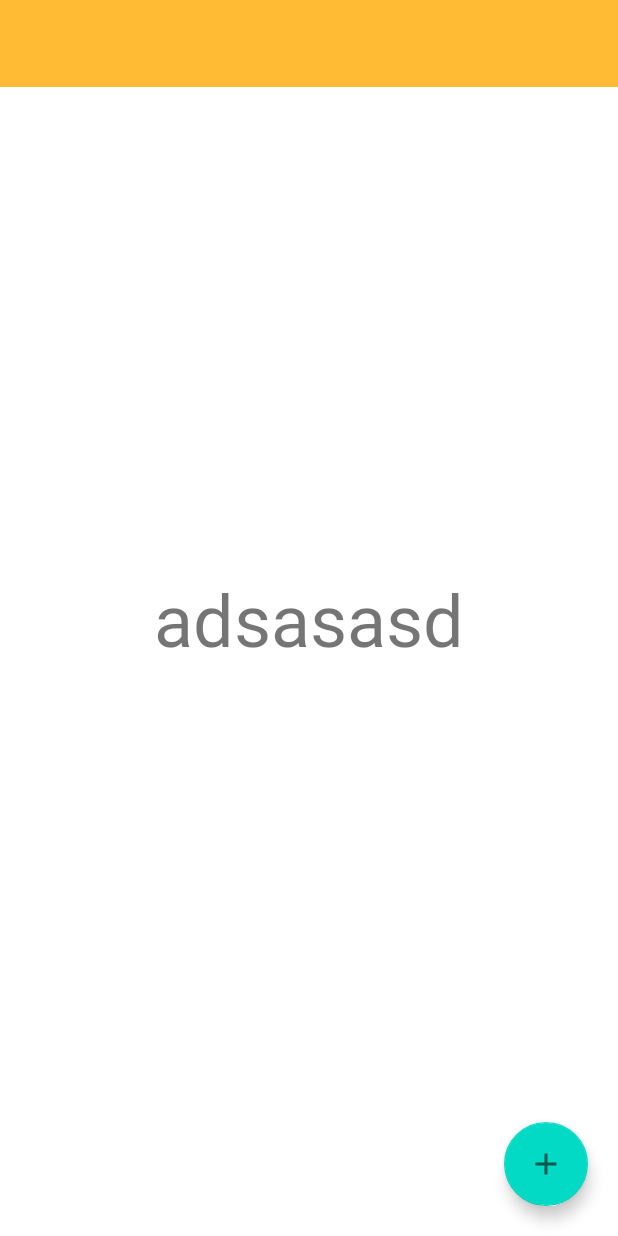
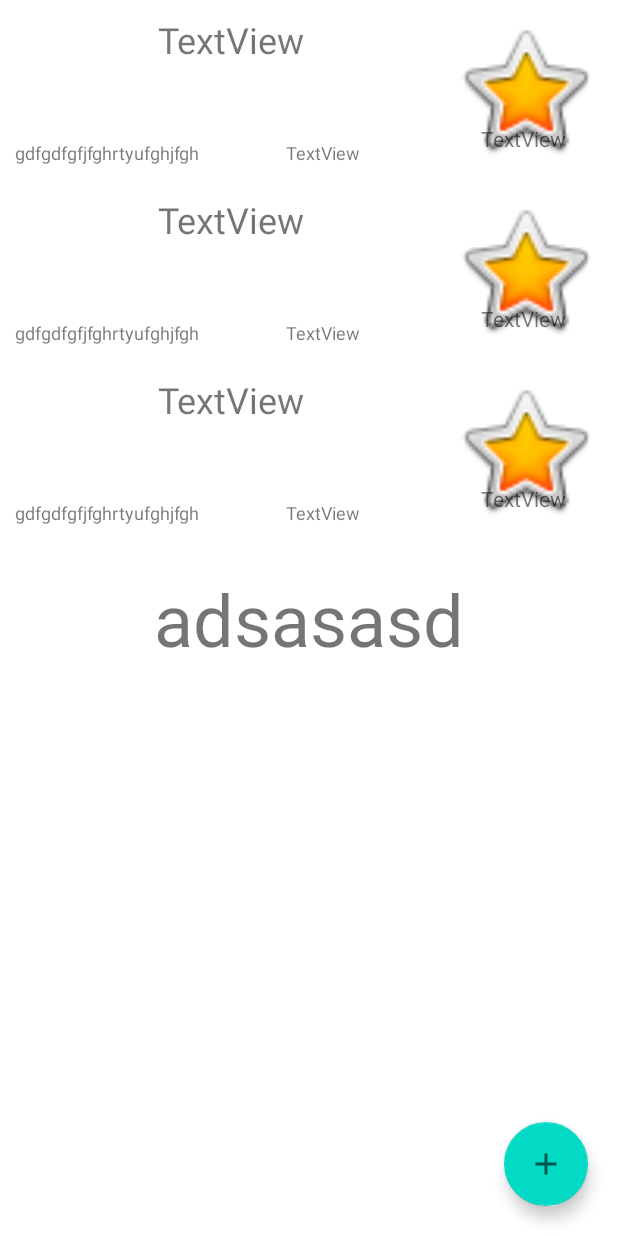
Before and after one commit to NoamCohen48/WhenAppAndroid2, an Android app: the layout activity_chat_vertical.xml on its own in the app's theme, with its tools: preview values and no code run, on a phone screen of 412 x 824 dp. Run offline under Robolectric (Android 15) with nearby library versions, the phone set to English and light mode, and no system bars.

```diff
--- a/app/src/main/java/com/example/whenappandroid/ChatScreen/ContactList/ContactListAdapter.java
+++ b/app/src/main/java/com/example/whenappandroid/ChatScreen/ContactList/ContactListAdapter.java
@@ -1,5 +1,6 @@
 package com.example.whenappandroid.ChatScreen.ContactList;
 
+import android.view.LayoutInflater;
 import android.view.ViewGroup;
 
 import androidx.annotation.NonNull;
@@ -8,6 +9,7 @@ import androidx.recyclerview.widget.ListAdapter;
 
 import com.example.whenappandroid.ChatScreen.ContactList.ContactViewHolder;
 import com.example.whenappandroid.Data.Contact;
+import com.example.whenappandroid.databinding.RecyclerviewItemBinding;
 
 public class ContactListAdapter extends ListAdapter<Contact, ContactViewHolder> {
 
@@ -17,13 +19,13 @@ public class ContactListAdapter extends ListAdapter<Contact, ContactViewHolder>
 
     @Override
     public ContactViewHolder onCreateViewHolder(ViewGroup parent, int viewType) {
-        return ContactViewHolder.create(parent);
+        return new ContactViewHolder(RecyclerviewItemBinding.inflate(LayoutInflater.from(parent.getContext())));
     }
 
     @Override
     public void onBindViewHolder(ContactViewHolder holder, int position) {
         Contact current = getItem(position);
-        holder.bind(current.toString());
+        holder.bind(current);
     }
 
     static public class ContactDiff extends DiffUtil.ItemCallback<Contact> {
--- a/app/src/main/res/layout/activity_chat_vertical.xml
+++ b/app/src/main/res/layout/activity_chat_vertical.xml
@@ -8,13 +8,13 @@
 
     <androidx.recyclerview.widget.RecyclerView
         android:id="@+id/recyclerview"
-        android:layout_width="0dp"
-        android:layout_height="0dp"
-        tools:listitem="@layout/recyclerview_item"
+        android:layout_width="match_parent"
+        android:layout_height="match_parent"
         app:layout_constraintBottom_toBottomOf="parent"
         app:layout_constraintLeft_toLeftOf="parent"
         app:layout_constraintRight_toRightOf="parent"
-        app:layout_constraintTop_toTopOf="parent" />
+        app:layout_constraintTop_toTopOf="parent"
+        tools:listitem="@layout/recyclerview_item" />
 
 
     <com.google.android.material.floatingactionbutton.FloatingActionButton
--- a/app/src/main/res/layout/recyclerview_item.xml
+++ b/app/src/main/res/layout/recyclerview_item.xml
@@ -1,12 +1,66 @@
 <?xml version="1.0" encoding="utf-8"?>
-<LinearLayout xmlns:android="http://schemas.android.com/apk/res/android"
-    android:orientation="vertical"
+<androidx.constraintlayout.widget.ConstraintLayout xmlns:android="http://schemas.android.com/apk/res/android"
+    xmlns:app="http://schemas.android.com/apk/res-auto"
+    xmlns:tools="http://schemas.android.com/tools"
     android:layout_width="match_parent"
-    android:layout_height="wrap_content">
+    android:layout_height="wrap_content"
+    android:orientation="horizontal"
+    android:padding="10dp">
+
+    <ImageView
+        android:id="@+id/image"
+        android:layout_width="104dp"
+        android:layout_height="100dp"
+        app:layout_constraintBottom_toBottomOf="parent"
+        app:layout_constraintEnd_toEndOf="parent"
+        app:layout_constraintTop_toTopOf="parent"
+        app:srcCompat="@android:drawable/btn_star_big_on"
+        tools:srcCompat="@tools:sample/avatars" />
 
     <TextView
-        android:id="@+id/textView"
-        android:layout_width="match_parent"
+        android:id="@+id/nameText"
+        android:layout_width="0dp"
         android:layout_height="wrap_content"
-        android:background="@android:color/holo_orange_light" />
-</LinearLayout>
+        android:gravity="center_horizontal"
+        android:text="TextView"
+        android:textSize="24sp"
+        app:layout_constraintEnd_toStartOf="@+id/image"
+        app:layout_constraintStart_toStartOf="parent"
+        tools:layout_editor_absoluteY="10dp" />
+
+    <TextView
+        android:id="@+id/lastText"
+        android:layout_width="0dp"
+        android:layout_height="match_parent"
+        android:gravity="center"
+        android:text="TextView"
+        android:textSize="12sp"
+        app:layout_constraintBottom_toBottomOf="@+id/image"
+        app:layout_constraintEnd_toStartOf="@+id/image"
+        app:layout_constraintHorizontal_bias="0.5"
+        app:layout_constraintStart_toEndOf="@+id/dateText" />
+
+    <TextView
+        android:id="@+id/dateText"
+        android:layout_width="wrap_content"
+        android:layout_height="match_parent"
+        android:gravity="center"
+        android:text="gdfgdfgfjfghrtyufghjfgh"
+        android:textSize="12sp"
+        app:layout_constraintBottom_toBottomOf="@+id/lastText"
+        app:layout_constraintEnd_toStartOf="@+id/lastText"
+        app:layout_constraintStart_toStartOf="parent" />
+
+    <TextView
+        android:id="@+id/Impo"
+        android:layout_width="wrap_content"
+        android:layout_height="wrap_content"
+        android:text="TextView"
+        app:layout_constraintBottom_toBottomOf="parent"
+        app:layout_constraintEnd_toEndOf="parent"
+        app:layout_constraintHorizontal_bias="0.926"
+        app:layout_constraintStart_toStartOf="parent"
+        app:layout_constraintTop_toTopOf="parent"
+        app:layout_constraintVertical_bias="0.9" />
+
+</androidx.constraintlayout.widget.ConstraintLayout>
```
Also changed, not shown: app/src/main/AndroidManifest.xml (+7 -1 lines), app/src/main/java/com/example/whenappandroid/ChatScreen/ContactList/ContactViewHolder.java (+12 -11 lines), app/src/main/java/com/example/whenappandroid/ChatScreen/Vertical/ChatVerticalActivity.java (+7 -0 lines).
